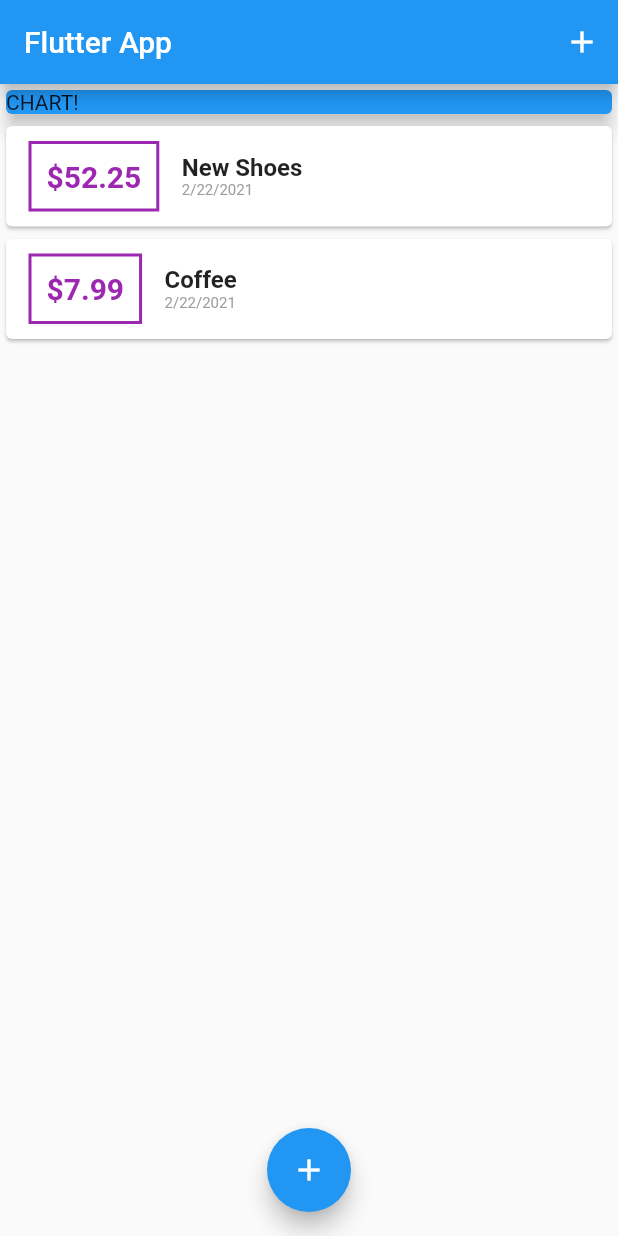
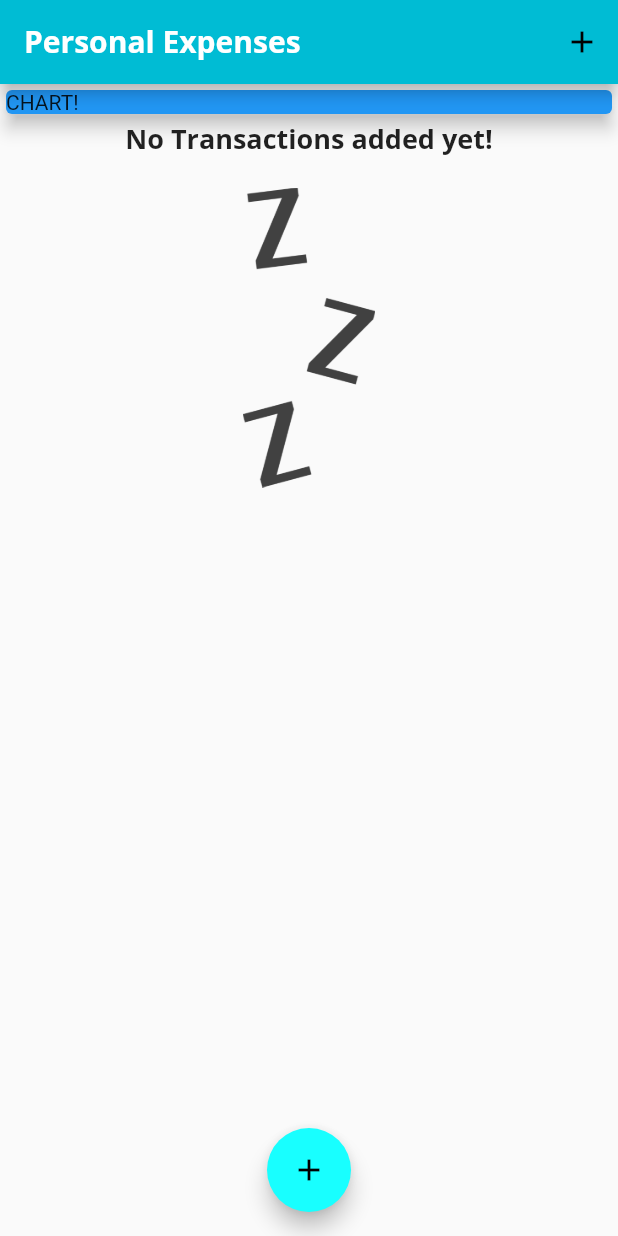
Before and after one commit to lwood54/explore_flutter, a Flutter app: the screen it shows after launch, on a phone screen of 412 x 824 dp. Run offline on Flutter 3.47's test engine with Material 2 defaults, Android fonts, the phone set to English and light mode, and no system bars.

Commit message:
91-99: add theme styles and map amount tracking

```diff
--- a/lib/main.dart
+++ b/lib/main.dart
@@ -5,11 +5,44 @@ import 'package:flutter/material.dart';
 
 void main() => runApp(MyApp());
 
+Map<int, Color> color = {
+  50: Color.fromRGBO(80, 179, 72, .1),
+  100: Color.fromRGBO(80, 179, 72, .2),
+  200: Color.fromRGBO(80, 179, 72, .3),
+  300: Color.fromRGBO(80, 179, 72, .4),
+  400: Color.fromRGBO(80, 179, 72, .5),
+  500: Color.fromRGBO(80, 179, 72, .6),
+  600: Color.fromRGBO(80, 179, 72, .7),
+  700: Color.fromRGBO(80, 179, 72, .8),
+  800: Color.fromRGBO(80, 179, 72, .9),
+  900: Color.fromRGBO(80, 179, 72, 1),
+};
+
 class MyApp extends StatelessWidget {
   @override
   Widget build(BuildContext context) {
     return MaterialApp(
-      title: 'Flutter App',
+      title: 'Personal Expenses',
+      theme: ThemeData(
+        primarySwatch: Colors.cyan,
+        accentColor: Colors.cyanAccent,
+        fontFamily: 'Quicksand',
+        textTheme: ThemeData.light().textTheme.copyWith(
+                headline6: TextStyle(
+              fontFamily: 'OpenSans',
+              fontSize: 18,
+              fontWeight: FontWeight.bold,
+            )),
+        appBarTheme: AppBarTheme(
+            textTheme: ThemeData.light().textTheme.copyWith(
+                    headline6: TextStyle(
+                  fontFamily: 'OpenSans',
+                  fontSize: 20,
+                  fontWeight: FontWeight.bold,
+                ))),
+        // primarySwatch: MaterialColor(0xFF50B348, color),
+        // accentColor: MaterialColor(0xFF7D85CA, color),
+      ),
       home: HomePage(),
     );
   }
@@ -22,18 +55,18 @@ class HomePage extends StatefulWidget {
 
 class _HomePageState extends State<HomePage> {
   final List<Transaction> _userTransactions = [
-    Transaction(
-      id: 't1',
-      title: 'New Shoes',
-      amount: 52.25,
-      date: DateTime.now(),
-    ),
-    Transaction(
-      id: 't2',
-      title: 'Coffee',
-      amount: 7.99,
-      date: DateTime.now(),
-    ),
+    // Transaction(
+    //   id: 't1',
+    //   title: 'New Shoes',
+    //   amount: 52.25,
+    //   date: DateTime.now(),
+    // ),
+    // Transaction(
+    //   id: 't2',
+    //   title: 'Coffee',
+    //   amount: 7.99,
+    //   date: DateTime.now(),
+    // ),
   ];
 
   void _handleAddTransaction(String title, double amount) {
@@ -64,7 +97,7 @@ class _HomePageState extends State<HomePage> {
   Widget build(BuildContext context) {
     return Scaffold(
       appBar: AppBar(
-        title: Text('Flutter App'),
+        title: Text('Personal Expenses'),
         actions: <Widget>[
           IconButton(
             icon: Icon(Icons.add),
--- a/lib/widgets/transaction_list.dart
+++ b/lib/widgets/transaction_list.dart
@@ -10,16 +10,35 @@ class TransactionList extends StatelessWidget {
   Widget build(BuildContext context) {
     return Container(
         height: 300,
-        child: ListView.builder(
+        child: transactions.isEmpty
+            ? Column(
+                children: <Widget>[
+                  Text(
+                    'No Transactions added yet!',
+                    style: Theme.of(context).textTheme.headline6,
+                  ),
+                  SizedBox(
+                    height: 20,
+                  ),
+                  Container(
+                    height: 200,
+                    child: Image.asset('assets/images/waiting.png',
+                        fit: BoxFit.cover),
+                  ),
+                ],
+              )
+            : ListView.builder(
                 itemBuilder: (ctx, i) {
                   return Card(
                     child: Row(
                       children: <Widget>[
                         Container(
-                    margin: EdgeInsets.symmetric(vertical: 10, horizontal: 15),
+                          margin: EdgeInsets.symmetric(
+                              vertical: 10, horizontal: 15),
                           decoration: BoxDecoration(
                               border: Border.all(
-                      color: Colors.purple,
+                            // color: Colors.purple,
+                            color: Theme.of(context).primaryColor,
                             width: 2,
                           )),
                           padding: EdgeInsets.all(10),
@@ -28,7 +47,8 @@ class TransactionList extends StatelessWidget {
                             style: TextStyle(
                               fontWeight: FontWeight.bold,
                               fontSize: 20,
-                          color: Colors.purple),
+                              color: Theme.of(context).primaryColor,
+                            ),
                           ),
                         ),
                         Column(
@@ -36,10 +56,7 @@ class TransactionList extends StatelessWidget {
                           children: <Widget>[
                             Text(
                               '${transactions[i].title}',
-                        style: TextStyle(
-                          fontWeight: FontWeight.bold,
-                          fontSize: 16,
-                        ),
+                              style: Theme.of(context).textTheme.headline6,
                             ),
                             Text(
                               DateFormat.yMd().format(transactions[i].date),
```
Also changed, not shown: lib/widgets/chart.dart (added, +39 -0 lines), pubspec.yaml (+20 -14 lines), assets/fonts/OpenSans-Bold.ttf (added), assets/fonts/OpenSans-Regular.ttf (added), assets/fonts/Quicksand-Bold.ttf (added), assets/fonts/Quicksand-Light.ttf (added), assets/fonts/Quicksand-Medium.ttf (added), assets/fonts/Quicksand-Regular.ttf (added), assets/images/waiting.png (added). Lines whose indentation alone changed are shown as unchanged.
